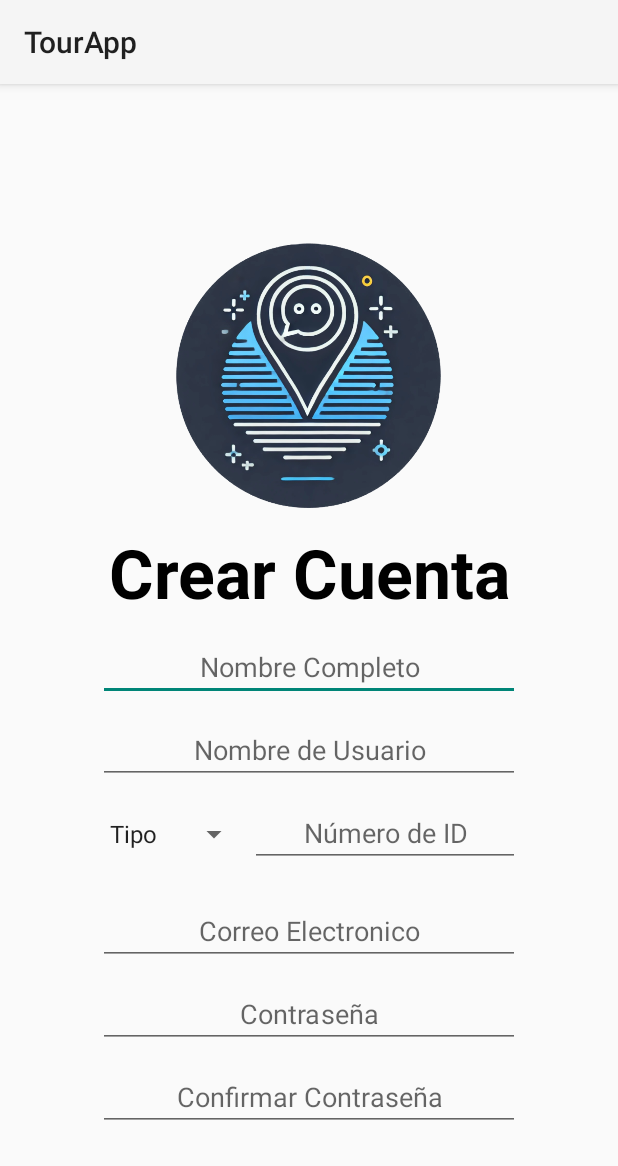
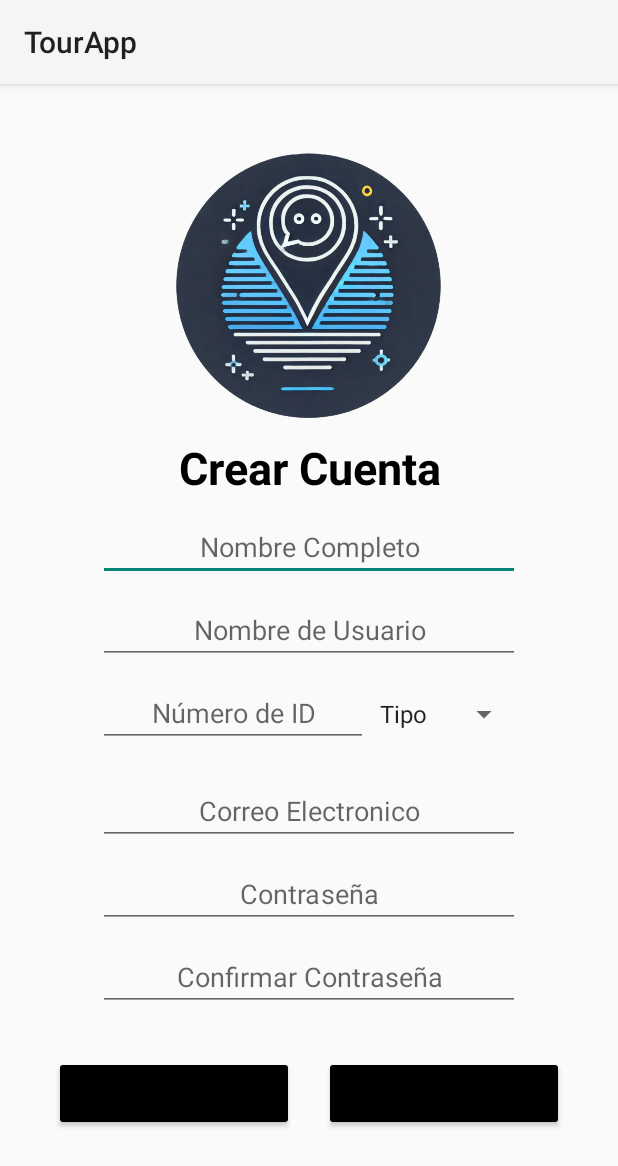
Before and after one commit to ICM2025/TourApp, an Android app: the CrearCuentaActivity screen opened directly, with no data from a screen before it, on a phone screen of 412 x 824 dp. Shown: the top 1166 px of the screen. Run offline under Robolectric (Android 15) with nearby library versions, the light colour scheme and no system bars; 1 statement that could not run was skipped.

Commit message:
Crear Cuenta

```diff
--- a/app/src/main/res/layout/activity_crear_cuenta.xml
+++ b/app/src/main/res/layout/activity_crear_cuenta.xml
@@ -12,7 +12,7 @@
     <ImageView
         android:layout_width="180dp"
         android:layout_height="180dp"
-        android:layout_marginTop="100dp"
+        android:layout_marginTop="40dp"
         android:layout_gravity="center"
         android:src="@drawable/logotourapp" />
 
@@ -23,12 +23,12 @@
         android:layout_gravity="center"
         android:layout_marginTop="10dp"
         android:textColor="@android:color/black"
-        android:textSize="45dp"
+        android:textSize="30dp"
         android:textStyle="bold"
         android:text="Crear Cuenta" />
 
     <EditText
-        android:id="@+id/editNombre"
+        android:id="@+id/crearNombre"
         android:layout_width="match_parent"
         android:layout_height="wrap_content"
         android:gravity="center"
@@ -38,7 +38,7 @@
         android:inputType="text" />
 
     <EditText
-        android:id="@+id/editUsuario"
+        android:id="@+id/crearUsuario"
         android:layout_width="match_parent"
         android:layout_height="wrap_content"
         android:gravity="center"
@@ -54,12 +54,6 @@
         android:orientation="horizontal"
         android:padding="10dp">
 
-        <Spinner
-            android:id="@+id/spinnerID"
-            android:layout_width="10dp"
-            android:layout_height="wrap_content"
-            android:layout_weight="0.4"
-            android:entries="@array/tipo_id_options" />
 
         <EditText
             android:id="@+id/ID"
@@ -68,6 +62,14 @@
             android:gravity="center"
             android:hint="Número de ID"
             android:inputType="text" />
+
+        <Spinner
+            android:id="@+id/spinnerID"
+            android:layout_width="10dp"
+            android:layout_height="wrap_content"
+            android:layout_weight="0.4"
+            android:entries="@array/tipo_id_options" />
+
     </LinearLayout>
 
 
@@ -103,37 +105,10 @@
         android:hint="Confirmar Contraseña"
         android:inputType="textPassword" />
 
-
     <LinearLayout
         android:layout_width="wrap_content"
         android:layout_height="wrap_content"
-        android:layout_marginTop="50dp"
-        android:layout_gravity="center"
-        android:orientation="horizontal">
-
-        <TextView
-            android:layout_width="match_parent"
-            android:layout_height="wrap_content"
-            android:layout_margin="5dp"
-            android:textColor="@color/black"
-            android:textSize="16dp"
-            android:text="¿Ya tienes una cuenta?" />
-
-        <TextView
-            android:id="@+id/iniciarSesion"
-            android:layout_width="match_parent"
-            android:layout_height="wrap_content"
-            android:layout_margin="5dp"
-            android:textColor="@color/link"
-            android:textSize="16dp"
-            android:text="Iniciar sesión" />
-
-    </LinearLayout>
-
-    <LinearLayout
-        android:layout_width="wrap_content"
-        android:layout_height="wrap_content"
-        android:layout_marginTop="50dp"
+        android:layout_marginTop="20dp"
         android:layout_gravity="center"
         android:orientation="horizontal">
 
```
